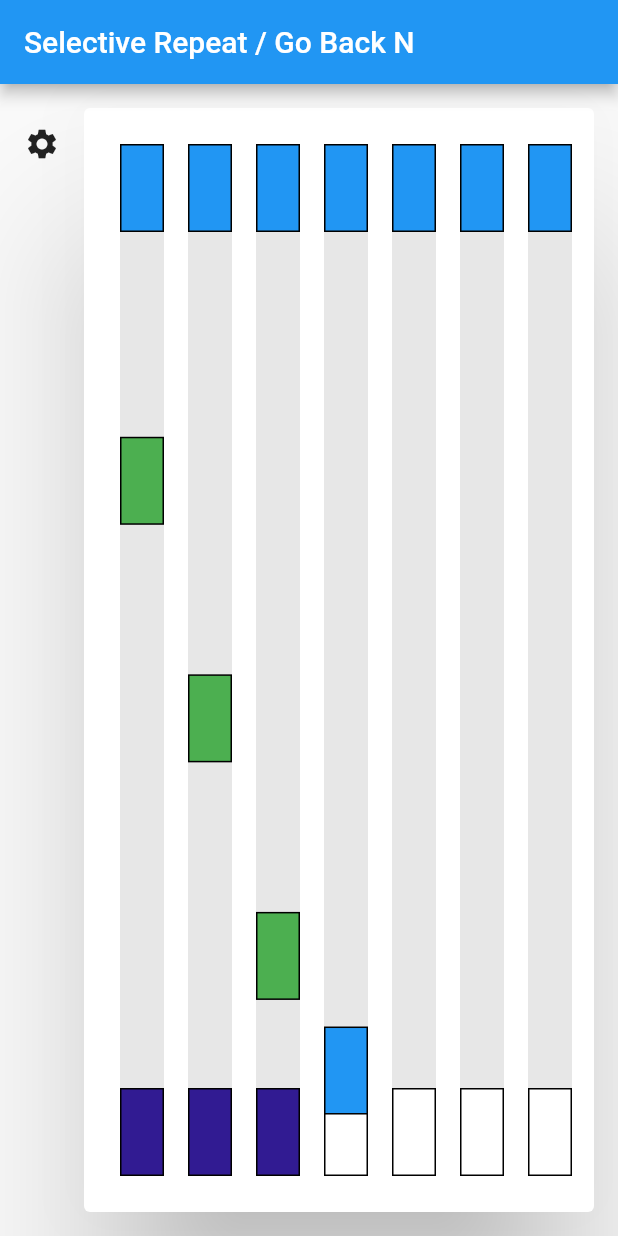
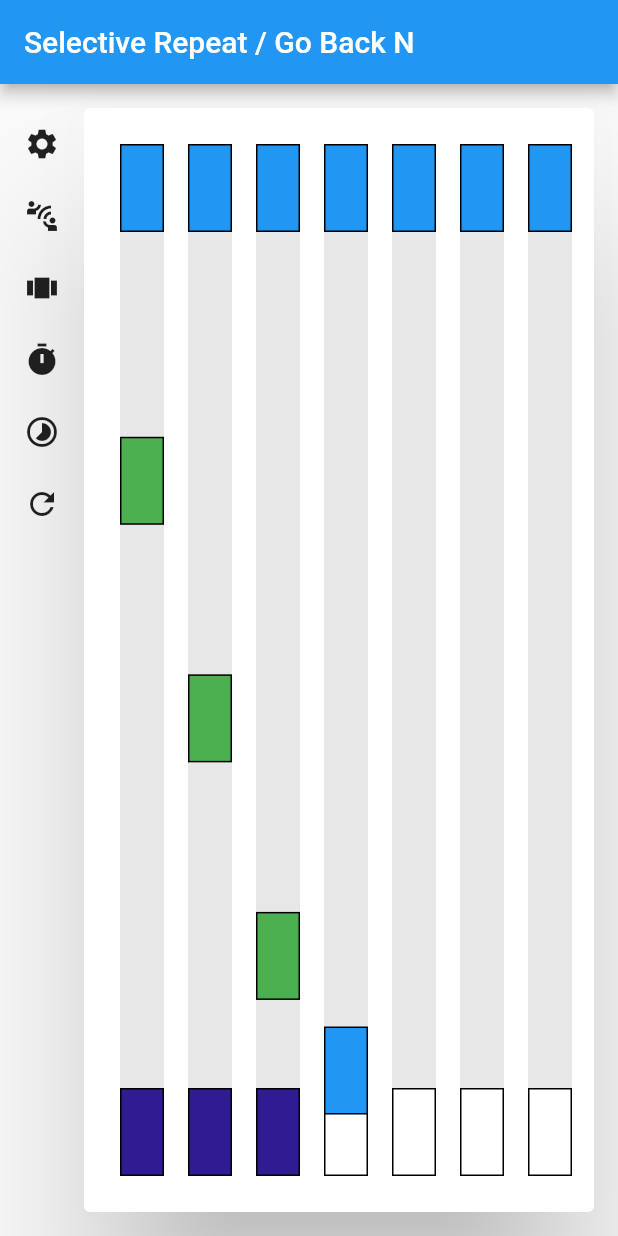
Before and after one commit to Marc-R2/package_visual, a Flutter app: the screen it shows after launch, on a phone screen of 412 x 824 dp. Run offline on Flutter 3.47's test engine with Material 2 defaults, Android fonts, the light colour scheme and no system bars.

Commit message:
Menu-points

```diff
--- a/lib/main.dart
+++ b/lib/main.dart
@@ -58,7 +58,6 @@ class _MyHomePageState extends State<MyHomePage> {
   int get sendPos => Settings.currentSendFrame;
 
   void update([Timer? t]) {
-    print('update ${Settings.packages.keys}');
     final size = Settings.windowSize;
 
     for (var i = 0; i < size; i++) {
@@ -68,7 +67,9 @@ class _MyHomePageState extends State<MyHomePage> {
         Settings.packages[index] = Package.fromSettings(index: index);
         break;
       }
-      if (i == 0 && DateTime.now().isAfter(frame.receiveTime) && !frame.isDestroyed) {
+      if (i == 0 &&
+          DateTime.now().isAfter(frame.receiveTime) &&
+          !frame.isDestroyed) {
         Settings.packages[index] = frame.copyWith(isReceived: true);
         Settings.currentReceiveFrame = index + 1;
       }
@@ -84,7 +85,6 @@ class _MyHomePageState extends State<MyHomePage> {
       }
     }
 
-    print('set state: $mounted');
     if (mounted) setState(() {});
   }
 
@@ -97,13 +97,76 @@ class _MyHomePageState extends State<MyHomePage> {
       body: Row(
         children: [
           OpenMenu(
-            items: const [
-              OpenMenuItem(
+            items: [
+              // Headline
+              const OpenMenuItem(
                 leading: Icon(Icons.settings),
-                editable: Center(
+                editable: Align(
+                  alignment: Alignment.centerLeft,
                   child: Text(
                     'Settings',
                     style: TextStyle(fontSize: 24, fontWeight: FontWeight.bold),
+                  ),
+                ),
+              ),
+              // Transmission Time
+              OpenMenuItem(
+                leading: const Icon(Icons.connect_without_contact),
+                editable: Align(
+                  alignment: Alignment.centerLeft,
+                  child: Text(
+                    'Latency: ${Settings.transmissionTime}ms',
+                    style: const TextStyle(fontSize: 16),
+                  ),
+                ),
+              ),
+              // Window Size
+              OpenMenuItem(
+                leading: const Icon(Icons.view_carousel),
+                editable: Align(
+                  alignment: Alignment.centerLeft,
+                  child: Text(
+                    'Window Size: ${Settings.windowSize}',
+                    style: const TextStyle(fontSize: 16),
+                  ),
+                ),
+              ),
+              // Timeout
+              OpenMenuItem(
+                leading: const Icon(Icons.timer),
+                editable: Align(
+                  alignment: Alignment.centerLeft,
+                  child: Text(
+                    'Timeout: ${Settings.timeout}ms',
+                    style: const TextStyle(fontSize: 16),
+                  ),
+                ),
+              ),
+              // Send Interval
+              OpenMenuItem(
+                leading: const Icon(Icons.timelapse),
+                editable: Align(
+                  alignment: Alignment.centerLeft,
+                  child: Text(
+                    'Send Interval: ${Settings.sendInterval}ms',
+                    style: const TextStyle(fontSize: 16),
+                  ),
+                ),
+              ),
+              // Reset
+              OpenMenuItem(
+                leading: const Icon(Icons.refresh),
+                editable: InkWell(
+                  onTap: () {
+                    Settings.reset();
+                    setState(() {});
+                  },
+                  child: Align(
+                    alignment: Alignment.centerLeft,
+                    child: Text(
+                      'Reset',
+                      style: const TextStyle(fontSize: 16),
+                    ),
                   ),
                 ),
               ),
@@ -112,10 +175,10 @@ class _MyHomePageState extends State<MyHomePage> {
           ),
           Expanded(
             child: Card(
-              margin: EdgeInsets.only(top: 16, right: 16, bottom: 16),
+              margin: const EdgeInsets.only(top: 16, right: 16, bottom: 16),
               elevation: 48,
               child: Padding(
-                padding: EdgeInsets.symmetric(vertical: 16),
+                padding: const EdgeInsets.symmetric(vertical: 16),
                 child: PackageFrameView(
                   items: Settings.packages,
                 ),
--- a/lib/openMenu/open_menu_widget.dart
+++ b/lib/openMenu/open_menu_widget.dart
@@ -45,6 +45,7 @@ class _OpenMenuState extends State<OpenMenu> {
                   ),
               ],
             ),
+            const SizedBox(width: 16),
             AnimatedContainer(
               duration: const Duration(milliseconds: 256),
               curve: Curves.easeInOut,
@@ -67,7 +68,6 @@ class _OpenMenuState extends State<OpenMenu> {
                 ),
               ),
             ),
-            const SizedBox(width: 16),
           ],
         ),
       ),
--- a/lib/settings/settings_controller.dart
+++ b/lib/settings/settings_controller.dart
@@ -22,11 +22,23 @@ class Settings {
   static int sendInterval = 1024;
 
   /// The currently active [Package]s.
-  static Map<int, Package> packages = {};
+  static final Map<int, Package> packages = {};
 
   /// The index of the first not yet confirmed package.
   static int currentSendFrame = 0;
 
   /// The index of the first not yet received package.
   static int currentReceiveFrame = 0;
+
+  static void reset() {
+    doSendPackages = true;
+    protocol = Protocol.goBackN;
+    transmissionTime = 4069;
+    windowSize = 4;
+    timeout = 8192;
+    sendInterval = 1024;
+    packages.clear();
+    currentSendFrame = 0;
+    currentReceiveFrame = 0;
+  }
 }
```
